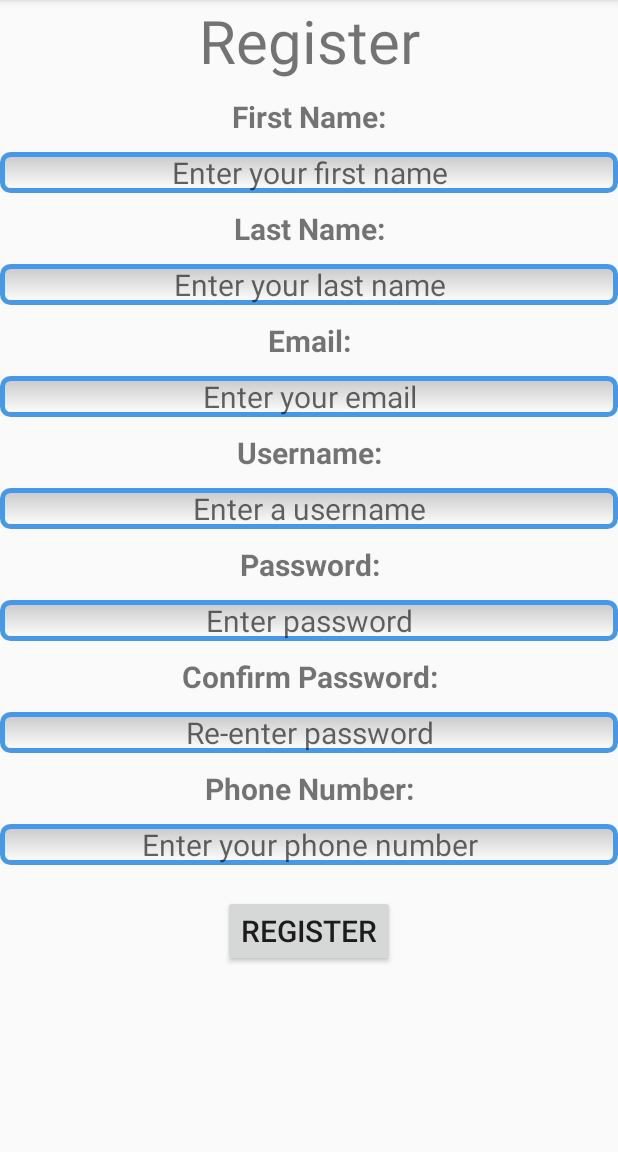
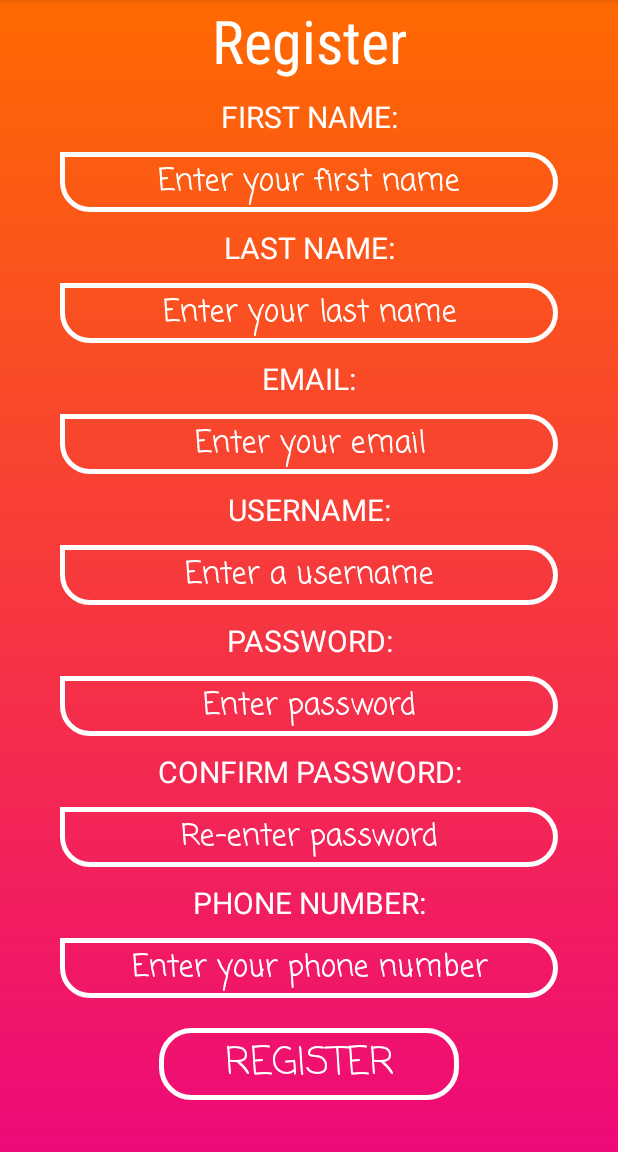
Before and after one commit to ashimmaharjan/Car_Rental_App, an Android app: the register screen opened directly, with no data from a screen before it, on a phone screen of 412 x 824 dp, the part 84-1236 px from its top. Run offline under Robolectric (Android 15) with nearby library versions, the light colour scheme and no system bars.

Commit message:
New layout designed for register and login

```diff
--- a/app/src/main/AndroidManifest.xml
+++ b/app/src/main/AndroidManifest.xml
@@ -14,7 +14,8 @@
         <activity android:name=".login" />
         <activity
             android:name=".splashScreen"
-            android:noHistory="true">
+            android:noHistory="true"
+            android:theme="@style/Theme.AppCompat.Light.NoActionBar">
             <intent-filter>
                 <action android:name="android.intent.action.MAIN" />
 
--- /dev/null
+++ b/app/src/main/res/drawable/btn_style.xml
@@ -0,0 +1,21 @@
+<?xml version="1.0" encoding="utf-8"?>
+<selector xmlns:android="http://schemas.android.com/apk/res/android">
+
+    <item>
+        <shape
+            android:shape="rectangle"
+            android:thickness="0dp">
+
+            <stroke
+                android:width="3dp"
+                android:color="#ffff"/>
+            <corners
+                android:topLeftRadius="20dp"
+                android:topRightRadius="20dp"
+                android:bottomLeftRadius="20dp"
+                android:bottomRightRadius="20dp"/>
+        </shape>
+
+    </item>
+
+</selector>
--- a/app/src/main/res/drawable/edit_text_style.xml
+++ b/app/src/main/res/drawable/edit_text_style.xml
@@ -7,13 +7,12 @@
 
         <stroke
             android:width="3dp"
-            android:color="#4799E8"/>
-        <corners android:radius="5dp"/>
-        <gradient
-            android:startColor="#C8C8C8"
-            android:endColor="#FFFFFF"
-            android:type="linear"
-            android:angle="270"/>
+            android:color="#ffff"/>
+        <corners
+            android:topLeftRadius="0dp"
+            android:topRightRadius="20dp"
+            android:bottomLeftRadius="20dp"
+            android:bottomRightRadius="20dp"/>
     </shape>
 
 </item>
--- /dev/null
+++ b/app/src/main/res/drawable/gradient_bg.xml
@@ -0,0 +1,17 @@
+<?xml version="1.0" encoding="utf-8"?>
+<selector xmlns:android="http://schemas.android.com/apk/res/android">
+
+    <item>
+
+        <shape>
+            <gradient
+                android:angle="90"
+                android:startColor="#ee0979"
+                android:endColor="#ff6a00"
+                android:type="linear"/>
+
+        </shape>
+
+    </item>
+
+</selector>
--- a/app/src/main/res/layout/activity_register.xml
+++ b/app/src/main/res/layout/activity_register.xml
@@ -4,11 +4,14 @@
     xmlns:tools="http://schemas.android.com/tools"
     android:layout_width="match_parent"
     android:layout_height="match_parent"
-    tools:context=".register">
+    tools:context=".register"
+    android:background="@drawable/gradient_bg">
 
     <RelativeLayout
         android:layout_width="match_parent"
-        android:layout_height="match_parent">
+        android:layout_height="match_parent"
+        android:layout_marginLeft="40dp"
+        android:layout_marginRight="40dp">
 
 
         <TextView
@@ -17,7 +20,9 @@
             android:layout_height="wrap_content"
             android:text="Register"
             android:textSize="40sp"
-            android:textAlignment="center" />
+            android:textAlignment="center"
+            android:fontFamily="sans-serif-condensed"
+            android:textColor="#ffff"/>
 
         <TextView
             android:id="@+id/txtFName"
@@ -77,94 +82,81 @@
 
         <Button
             android:id="@+id/register"
-            android:layout_width="wrap_content"
+            android:layout_width="200dp"
             android:layout_height="wrap_content"
             android:layout_below="@+id/inputPhone"
             android:layout_marginTop="20dp"
             android:text="register"
-            android:textSize="20sp"
-            android:layout_centerHorizontal="true"/>
+            style="@style/buttons"
+            android:layout_centerHorizontal="true"
+            android:background="@drawable/btn_style"/>
 
         <EditText
             android:id="@+id/inputFName"
             android:layout_width="match_parent"
-            android:layout_height="wrap_content"
+            android:layout_height="40dp"
             android:hint="Enter your first name"
             android:background="@drawable/edit_text_style"
             android:layout_below="@id/txtFName"
-            android:layout_marginTop="10dp"
-            android:textSize="20sp"
-            android:textAlignment="center"/>
+            style="@style/editText_register"/>
 
         <EditText
             android:id="@+id/inputLName"
             android:layout_width="match_parent"
-            android:layout_height="wrap_content"
+            android:layout_height="40dp"
             android:hint="Enter your last name"
             android:background="@drawable/edit_text_style"
             android:layout_below="@id/txtLName"
-            android:layout_marginTop="10dp"
-            android:textSize="20sp"
-            android:textAlignment="center"/>
+            style="@style/editText_register"/>
 
         <EditText
             android:id="@+id/inputEmail"
             android:layout_width="match_parent"
-            android:layout_height="wrap_content"
+            android:layout_height="40dp"
             android:hint="Enter your email"
             android:background="@drawable/edit_text_style"
             android:layout_below="@id/txtEmail"
-            android:layout_marginTop="10dp"
-            android:textSize="20sp"
-            android:textAlignment="center"
+            style="@style/editText_register"
             android:inputType="textEmailAddress"/>
 
         <EditText
             android:id="@+id/inputUName"
             android:layout_width="match_parent"
-            android:layout_height="wrap_content"
+            android:layout_height="40dp"
             android:hint="Enter a username"
             android:background="@drawable/edit_text_style"
             android:layout_below="@id/txtUsername"
-            android:layout_marginTop="10dp"
-            android:textSize="20sp"
-            android:textAlignment="center"/>
+            style="@style/editText_register"/>
 
         <EditText
             android:id="@+id/inputPass"
             android:layout_width="match_parent"
-            android:layout_height="wrap_content"
+            android:layout_height="40dp"
             android:hint="Enter password"
             android:background="@drawable/edit_text_style"
             android:layout_below="@id/txtPassword"
-            android:layout_marginTop="10dp"
-            android:textSize="20sp"
-            android:textAlignment="center"
+            style="@style/editText_register"
             android:inputType="textPassword"/>
 
         <EditText
             android:id="@+id/inputCPassword"
             android:layout_width="match_parent"
-            android:layout_height="wrap_content"
+            android:layout_height="40dp"
             android:hint="Re-enter password"
             android:background="@drawable/edit_text_style"
             android:layout_below="@id/txtCPassword"
-            android:layout_marginTop="10dp"
-            android:textSize="20sp"
-            android:textAlignment="center"
+            style="@style/editText_register"
             android:inputType="textPassword"/>
 
         <EditText
             android:id="@+id/inputPhone"
             android:layout_width="match_parent"
-            android:layout_height="wrap_content"
+            android:layout_height="40dp"
             android:hint="Enter your phone number"
             android:background="@drawable/edit_text_style"
             android:layout_below="@id/txtPhone"
-            android:layout_marginTop="10dp"
-            android:textSize="20sp"
-            android:textAlignment="center"
-            android:inputType="number"/>
+            style="@style/editText_register"
+            android:inputType="phone"/>
 
 
 
--- a/app/src/main/res/values/styles.xml
+++ b/app/src/main/res/values/styles.xml
@@ -8,11 +8,38 @@
         <item name="colorAccent">@color/colorAccent</item>
     </style>
 
+    <style name="SplashTheme" parent="Theme.AppCompat.Light.NoActionBar">
+        <!-- Customize your theme here. -->
+        <item name="colorPrimary">@color/colorPrimary</item>
+        <item name="colorPrimaryDark">@color/colorPrimaryDark</item>
+        <item name="colorAccent">@color/colorAccent</item>
+    </style>
+
     <style name="textView_register">
         <item name="android:textSize">20sp</item>
-        <item name="android:textStyle">bold</item>
+        <item name="android:textAllCaps">true</item>
         <item name="android:layout_marginTop">10dp</item>
         <item name="android:textAlignment">center</item>
+        <item name="android:textColor">#ffff</item>
+        <item name="android:fontFamily">sans-serif</item>
     </style>
 
+    <style name="editText_register">
+        <item name="android:textSize">20sp</item>
+        <item name="android:layout_marginTop">10dp</item>
+        <item name="android:textAlignment">center</item>
+        <item name="android:textColor">#ffff</item>
+        <item name="android:fontFamily">casual</item>
+        <item name="android:textColorHint">#ffff</item>
+    </style>
+
+    <style name="buttons">
+        <item name="android:textSize">25sp</item>
+        <item name="android:textAlignment">center</item>
+        <item name="android:textColor">#ffff</item>
+        <item name="android:fontFamily">casual</item>
+    </style>
+
+
+
 </resources>
```
Also changed, not shown: app/src/main/res/layout/activity_login.xml (+54 -20 lines).
